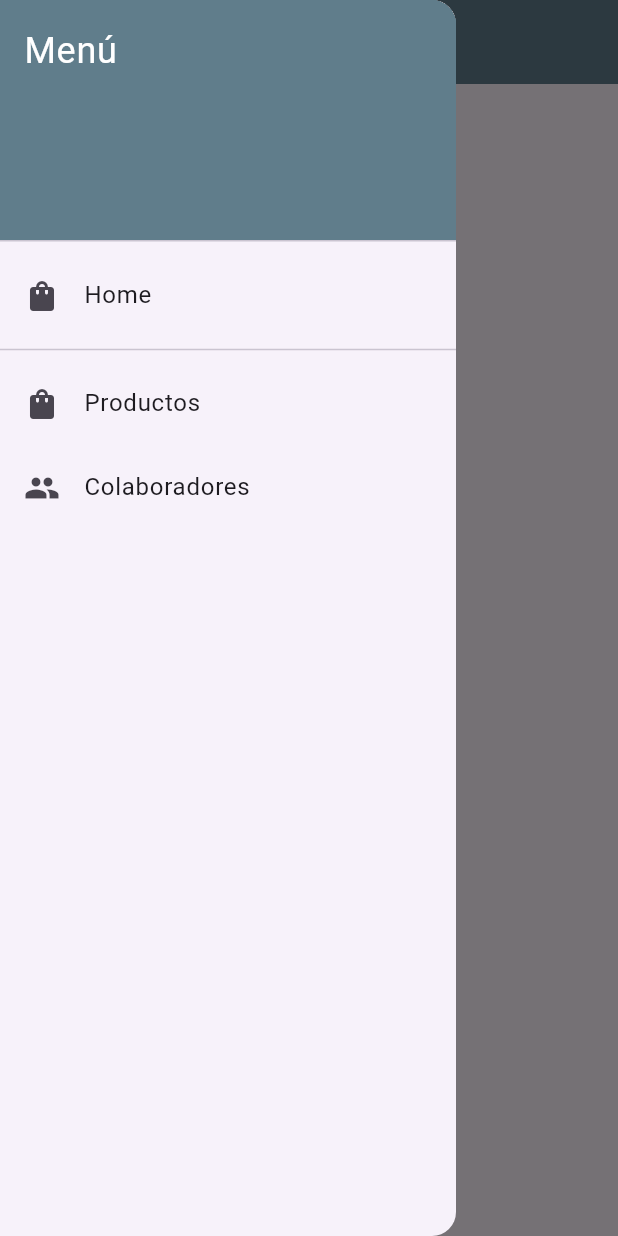
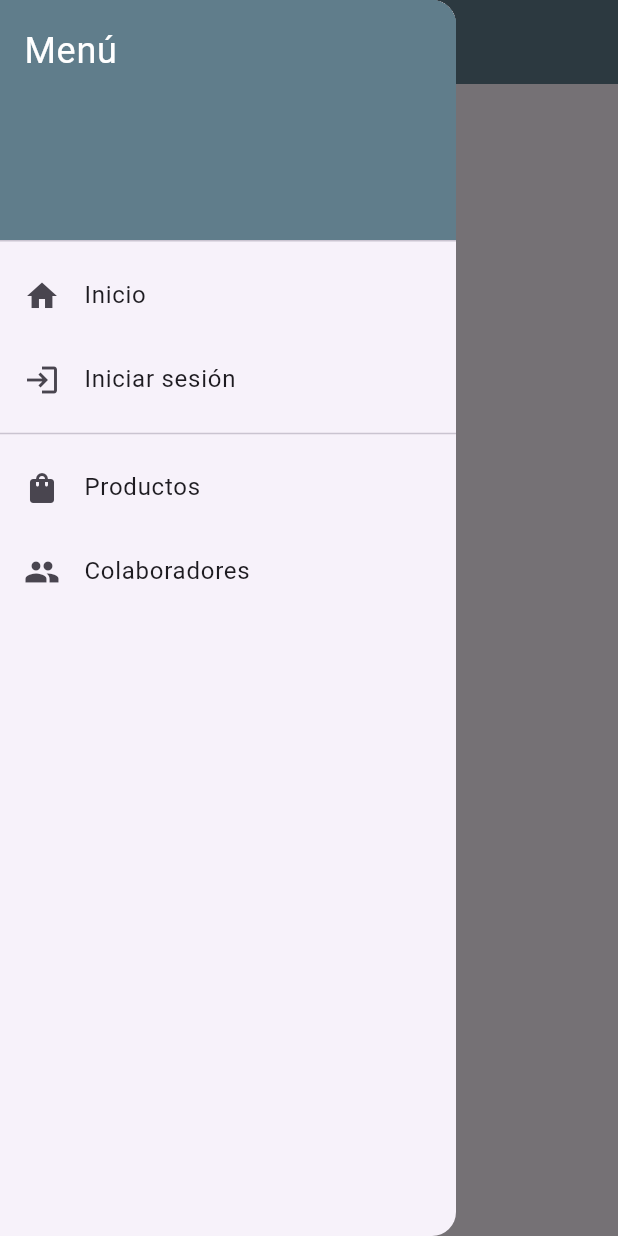
Before and after one commit to Maxd-m/app_lince_emp, a Flutter app: the ProfileScreen screen opened directly, with the side drawer open, on a phone screen of 412 x 824 dp. Run offline on Flutter 3.47's test engine with Material 3 defaults, Android fonts, the phone set to English and light mode, and no system bars; our stand-ins replace get, google_sign_in; network calls fail.

Commit message:
feat: implemented drawer widget, products & vendors screens

```diff
--- a/lib/screens/profile_screen.dart
+++ b/lib/screens/profile_screen.dart
@@ -4,6 +4,7 @@ import 'package:app_lince_emp/screens/home_screen.dart';
 import 'package:flutter/material.dart';
 import 'package:get/get.dart';
 import '../controllers/auth_controller.dart';
+import '../widgets/app_drawer.dart';
 
 class ProfileScreen extends StatelessWidget {
   const ProfileScreen({Key? key}) : super(key: key);
@@ -19,49 +20,7 @@ class ProfileScreen extends StatelessWidget {
         backgroundColor: Colors.blueGrey,
       ),
       // === MENÚ LATERAL (HAMBURGUESA) ===
-      drawer: Drawer(
-        child: ListView(
-          padding: EdgeInsets.zero,
-          children: [
-            const DrawerHeader(
-              decoration: BoxDecoration(color: Colors.blueGrey),
-              child: Text(
-                'Menú',
-                style: TextStyle(color: Colors.white, fontSize: 24),
-              ),
-            ),
-
-            ListTile(
-              leading: const Icon(Icons.shopping_bag),
-              title: const Text('Home'),
-              onTap: () {
-                Get.off(() => const HomeScreen());
-                // TODO: Navegar a pantalla de productos
-              },
-            ),
-
-            // ===========================================
-            const Divider(), // Agregamos una línea divisoria por estética
-
-            ListTile(
-              leading: const Icon(Icons.shopping_bag),
-              title: const Text('Productos'),
-              onTap: () {
-                Get.back();
-                // TODO: Navegar a pantalla de productos
-              },
-            ),
-            ListTile(
-              leading: const Icon(Icons.people),
-              title: const Text('Colaboradores'),
-              onTap: () {
-                Get.back();
-                // TODO: Navegar a pantalla de colaboradores
-              },
-            ),
-          ],
-        ),
-      ),
+      drawer: const AppDrawer(currentRoute: 'profile'),
 
       body: Center(
         child: Obx(() {
--- /dev/null
+++ b/lib/widgets/app_drawer.dart
@@ -0,0 +1,96 @@
+import 'package:flutter/material.dart';
+import 'package:get/get.dart';
+import '../controllers/auth_controller.dart';
+import '../screens/home_screen.dart';
+import '../screens/products_screen.dart';
+import '../screens/vendors_screen.dart';
+import '../screens/profile_screen.dart';
+import '../screens/login_screen.dart';
+
+class AppDrawer extends StatelessWidget {
+  final String currentRoute;
+
+  const AppDrawer({Key? key, required this.currentRoute}) : super(key: key);
+
+  @override
+  Widget build(BuildContext context) {
+    final AuthController authController = Get.find<AuthController>();
+
+    return Drawer(
+      child: ListView(
+        padding: EdgeInsets.zero,
+        children: [
+          const DrawerHeader(
+            decoration: BoxDecoration(color: Colors.blueGrey),
+            child: Text(
+              'Menú',
+              style: TextStyle(color: Colors.white, fontSize: 24),
+            ),
+          ),
+
+          // Opción HOME
+          ListTile(
+            leading: const Icon(Icons.home),
+            title: const Text('Inicio'),
+            selected: currentRoute == 'home',
+            onTap: () {
+              Get.back();
+              if (currentRoute != 'home') Get.offAll(() => const HomeScreen());
+            },
+          ),
+
+          Obx(() {
+            final user = authController.currentUser.value;
+            if (user != null) {
+              return ListTile(
+                leading: const Icon(Icons.person),
+                title: const Text('Mi Perfil'),
+                subtitle: Text(
+                  user.email,
+                  style: const TextStyle(fontSize: 12),
+                ),
+                selected: currentRoute == 'profile',
+                onTap: () {
+                  Get.back();
+                  if (currentRoute != 'profile')
+                    Get.to(() => const ProfileScreen());
+                },
+              );
+            } else {
+              return ListTile(
+                leading: const Icon(Icons.login),
+                title: const Text('Iniciar sesión'),
+                onTap: () {
+                  Get.back();
+                  Get.to(() => LoginScreen());
+                },
+              );
+            }
+          }),
+
+          const Divider(),
+
+          ListTile(
+            leading: const Icon(Icons.shopping_bag),
+            title: const Text('Productos'),
+            selected: currentRoute == 'products',
+            onTap: () {
+              Get.back();
+              if (currentRoute != 'products') Get.to(() => ProductsScreen());
+            },
+          ),
+
+          ListTile(
+            leading: const Icon(Icons.people),
+            title: const Text('Colaboradores'),
+            selected: currentRoute == 'vendors',
+            onTap: () {
+              Get.back();
+              if (currentRoute != 'vendors') Get.to(() => VendorsScreen());
+            },
+          ),
+        ],
+      ),
+    );
+  }
+}
```
Also changed, not shown: lib/controllers/product_controller.dart (added, +40 -0 lines), lib/controllers/vendor_controller.dart (added, +45 -0 lines), lib/screens/home_screen.dart (+5 -91 lines), lib/screens/products_screen.dart (added, +100 -0 lines), lib/screens/vendors_screen.dart (added, +92 -0 lines), lib/screens/product_detail_screen.dart (added).
